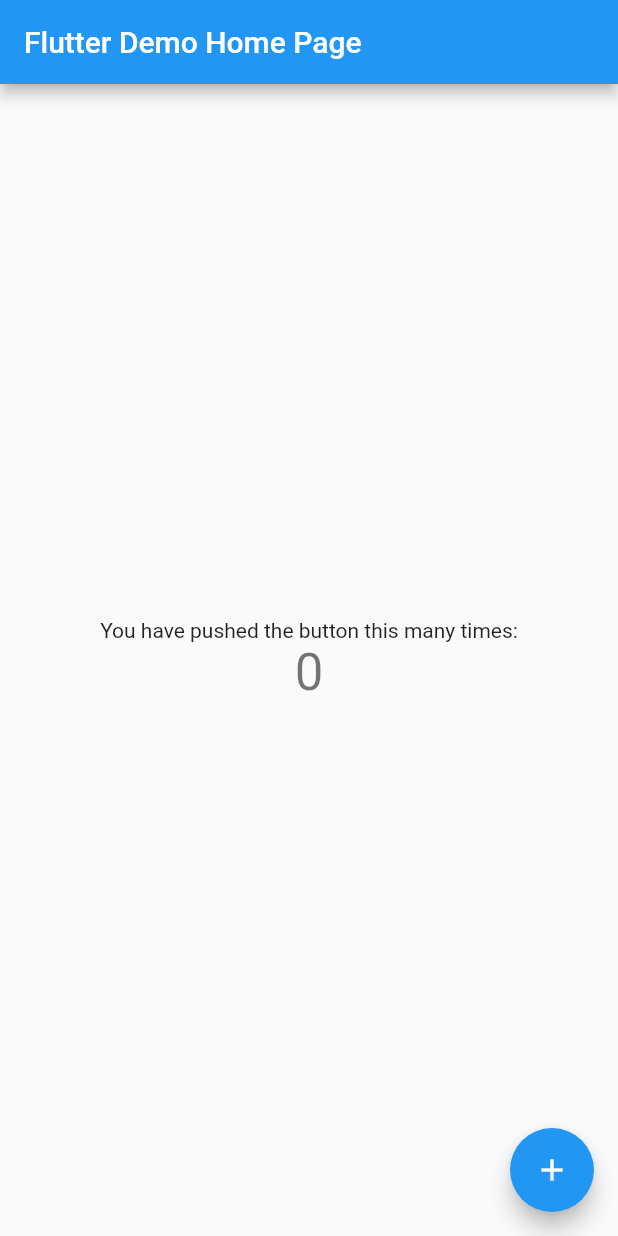
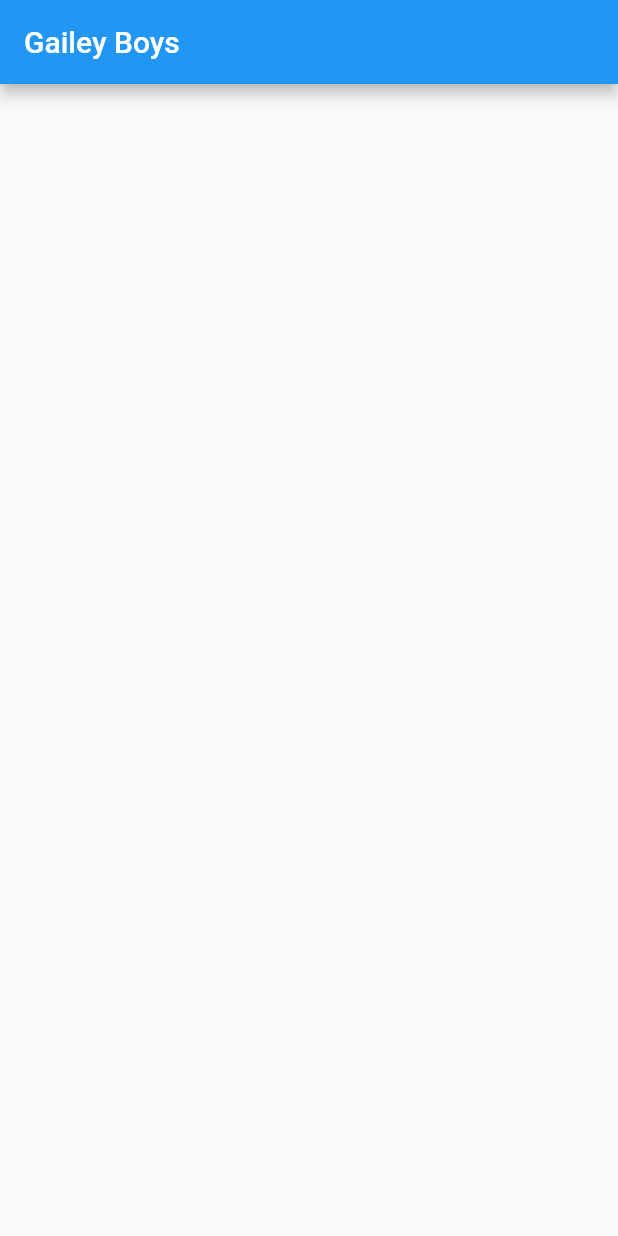
Before and after one commit to yurisasc/gailey_boys, a Flutter app: the screen it shows after launch, on a phone screen of 412 x 824 dp. Run offline on Flutter 3.47's test engine with Material 2 defaults, Android fonts, the phone set to English and light mode, and no system bars.

Commit message:
added dependencies and changed the app icon & name

```diff
--- a/lib/main.dart
+++ b/lib/main.dart
@@ -3,109 +3,25 @@ import 'package:flutter/material.dart';
 void main() => runApp(MyApp());
 
 class MyApp extends StatelessWidget {
-  // This widget is the root of your application.
   @override
   Widget build(BuildContext context) {
     return MaterialApp(
-      title: 'Flutter Demo',
-      theme: ThemeData(
-        // This is the theme of your application.
-        //
-        // Try running your application with "flutter run". You'll see the
-        // application has a blue toolbar. Then, without quitting the app, try
-        // changing the primarySwatch below to Colors.green and then invoke
-        // "hot reload" (press "r" in the console where you ran "flutter run",
-        // or simply save your changes to "hot reload" in a Flutter IDE).
-        // Notice that the counter didn't reset back to zero; the application
-        // is not restarted.
-        primarySwatch: Colors.blue,
-      ),
-      home: MyHomePage(title: 'Flutter Demo Home Page'),
+      title: 'Gailey Boys',
+      home: MyHomePage(title: 'Gailey Boys',),
     );
   }
 }
 
-class MyHomePage extends StatefulWidget {
-  MyHomePage({Key key, this.title}) : super(key: key);
-
-  // This widget is the home page of your application. It is stateful, meaning
-  // that it has a State object (defined below) that contains fields that affect
-  // how it looks.
-
-  // This class is the configuration for the state. It holds the values (in this
-  // case the title) provided by the parent (in this case the App widget) and
-  // used by the build method of the State. Fields in a Widget subclass are
-  // always marked "final".
-
+class MyHomePage extends StatelessWidget {
   final String title;
-
-  @override
-  _MyHomePageState createState() => _MyHomePageState();
-}
-
-class _MyHomePageState extends State<MyHomePage> {
-  int _counter = 0;
-
-  void _incrementCounter() {
-    setState(() {
-      // This call to setState tells the Flutter framework that something has
-      // changed in this State, which causes it to rerun the build method below
-      // so that the display can reflect the updated values. If we changed
-      // _counter without calling setState(), then the build method would not be
-      // called again, and so nothing would appear to happen.
-      _counter++;
-    });
-  }
+  const MyHomePage({Key key, this.title}) : super(key: key);
 
   @override
   Widget build(BuildContext context) {
-    // This method is rerun every time setState is called, for instance as done
-    // by the _incrementCounter method above.
-    //
-    // The Flutter framework has been optimized to make rerunning build methods
-    // fast, so that you can just rebuild anything that needs updating rather
-    // than having to individually change instances of widgets.
     return Scaffold(
       appBar: AppBar(
-        // Here we take the value from the MyHomePage object that was created by
-        // the App.build method, and use it to set our appbar title.
-        title: Text(widget.title),
+        title: Text(title),
       ),
-      body: Center(
-        // Center is a layout widget. It takes a single child and positions it
-        // in the middle of the parent.
-        child: Column(
-          // Column is also layout widget. It takes a list of children and
-          // arranges them vertically. By default, it sizes itself to fit its
-          // children horizontally, and tries to be as tall as its parent.
-          //
-          // Invoke "debug painting" (press "p" in the console, choose the
-          // "Toggle Debug Paint" action from the Flutter Inspector in Android
-          // Studio, or the "Toggle Debug Paint" command in Visual Studio Code)
-          // to see the wireframe for each widget.
-          //
-          // Column has various properties to control how it sizes itself and
-          // how it positions its children. Here we use mainAxisAlignment to
-          // center the children vertically; the main axis here is the vertical
-          // axis because Columns are vertical (the cross axis would be
-          // horizontal).
-          mainAxisAlignment: MainAxisAlignment.center,
-          children: <Widget>[
-            Text(
-              'You have pushed the button this many times:',
-            ),
-            Text(
-              '$_counter',
-              style: Theme.of(context).textTheme.display1,
-            ),
-          ],
-        ),
-      ),
-      floatingActionButton: FloatingActionButton(
-        onPressed: _incrementCounter,
-        tooltip: 'Increment',
-        child: Icon(Icons.add),
-      ), // This trailing comma makes auto-formatting nicer for build methods.
     );
   }
 }
```
Also changed, not shown: pubspec.yaml (+19 -0 lines), assets/logo.png (added), pubspec.lock, 26 other files.
